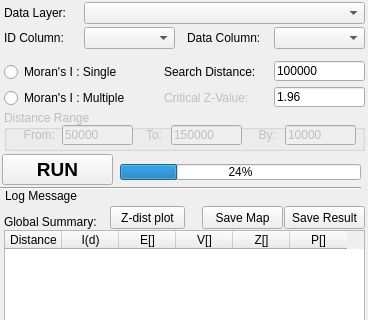
Gaia3D/GeepsSpatialStatistic, file gui/ui_form_morans_i.ui: the form before one commit; both pictures show x 0 to 368 and y 0 to 320 of the 368 by 548 pixel window.
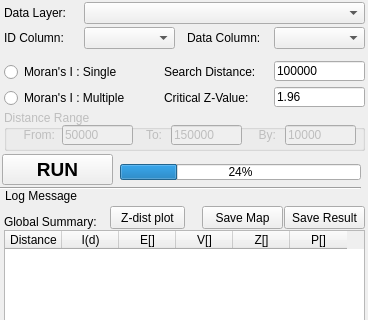
The form after the commit.

Patch:
```diff
--- a/gui/ui_form_morans_i.ui
+++ b/gui/ui_form_morans_i.ui
@@ -113,7 +113,7 @@
   </widget>
   <widget class="QLabel" name="lbl_m_1">
    <property name="enabled">
-    <bool>false</bool>
+    <bool>true</bool>
    </property>
    <property name="geometry">
     <rect>
```
